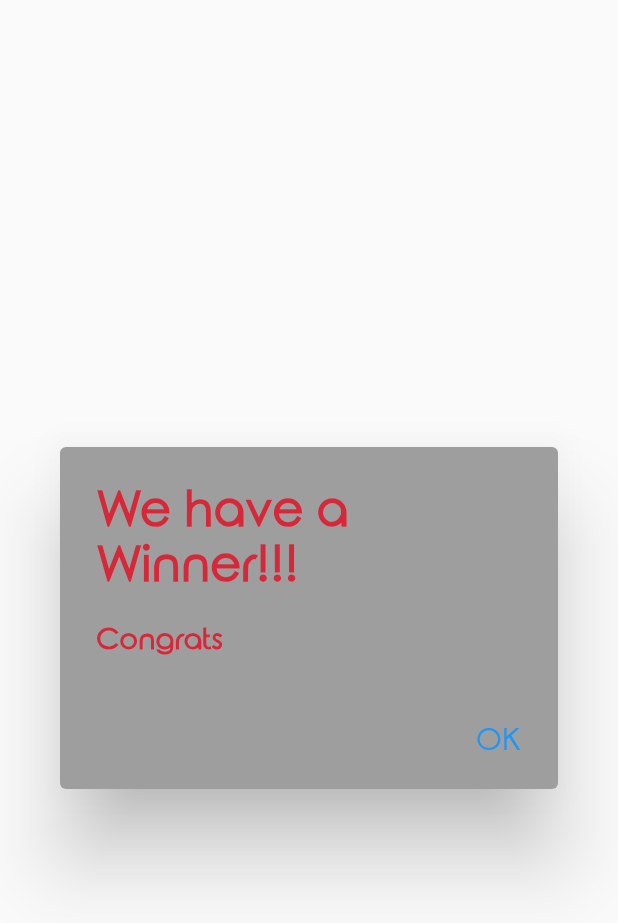
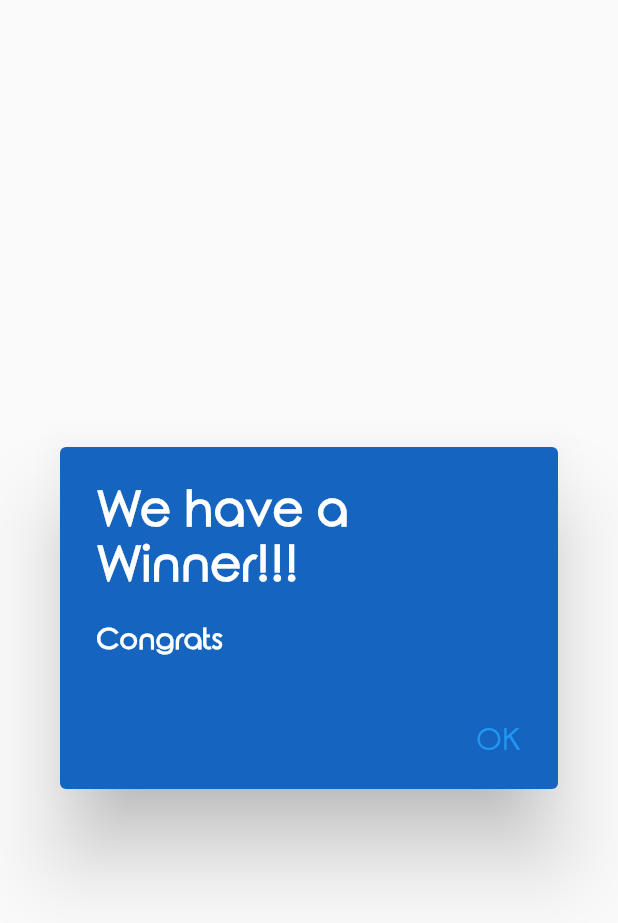
Before and after one commit to gazowanyjake/dart_app, a Flutter app: the WinnerAlert widget shown alone on an empty page, opened directly with empty values, on a phone screen of 412 x 824 dp. Shown: the top 923 px of the screen. Run offline on Flutter 3.47's test engine with Material 2 defaults, Android fonts, the phone set to English and light mode, and no system bars; our stand-ins replace dropdown_button2.

Commit message:
minor color improvements

```diff
--- a/lib/Widgets/winner_alert.dart
+++ b/lib/Widgets/winner_alert.dart
@@ -15,14 +15,14 @@ class WinnerAlert extends StatelessWidget {
   Widget build(BuildContext context) {
     final gameProvider = Provider.of<GameProvider>(context, listen: false);
     return AlertDialog(
-      backgroundColor: Colors.grey,
+      backgroundColor: Colors.blue.shade800,
       title: Text(
         'We have a Winner!!!',
-        style: TextStyle(color: Theme.of(context).colorScheme.secondary),
+        style: Theme.of(context).textTheme.titleLarge,
       ),
       content: Text(
         'Congrats $playerName',
-        style: TextStyle(color: Theme.of(context).colorScheme.secondary),
+        style: Theme.of(context).textTheme.titleMedium,
       ),
       actions: [
         Consumer<GameProvider>(
--- /dev/null
+++ b/lib/theme.dart
@@ -0,0 +1,24 @@
+   import 'package:flutter/material.dart';
+
+final blueRedTheme = ThemeData(
+          fontFamily: 'Rounded',
+          iconTheme: const IconThemeData(color: Colors.white),
+          textTheme: const TextTheme(
+            titleLarge: TextStyle(
+              color: Colors.white,
+              fontWeight: FontWeight.bold,
+              fontSize: 32,
+            ),
+            titleMedium: TextStyle(
+              color: Colors.white,
+              fontWeight: FontWeight.bold,
+              fontSize: 19,
+            ),
+          ),
+          colorScheme: ColorScheme.fromSwatch().copyWith(
+            primary: const Color(0xFF2196F3),
+            secondary: const Color(0xFFD62839),
+            onPrimary: Colors.white,
+            outline: Colors.lightBlue,
+          ),
+        );
```
Also changed, not shown: lib/main.dart (+3 -22 lines).
